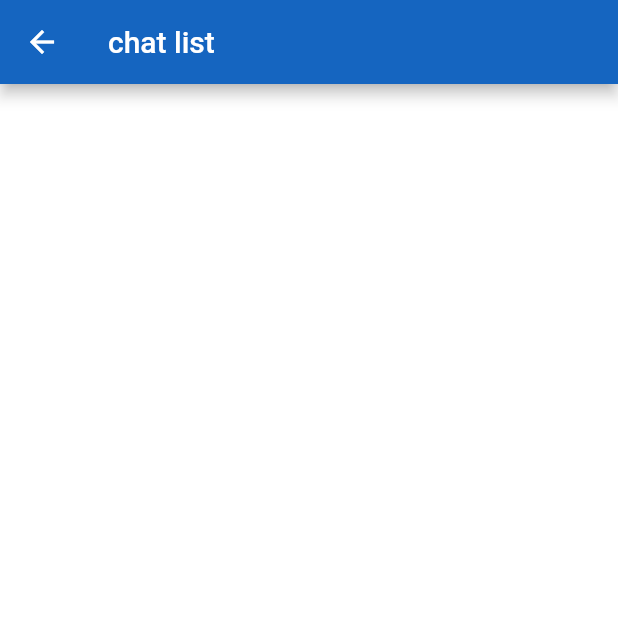
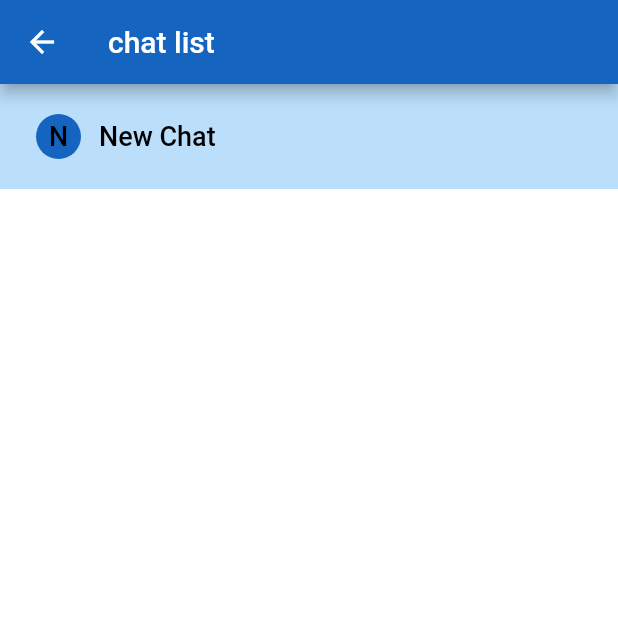
Before and after one commit to 6Niners/Purr, a Flutter app: the ChatRoom screen opened directly, on a phone screen of 412 x 824 dp, the top half of it. Run offline on Flutter 3.47's test engine with Material 2 defaults, Android fonts, the light colour scheme and no system bars; our stand-ins replace cloud_firestore, email_validator, firebase_auth, firebase_core, flutter_tindercard, fluttertoast and 2 more; accounts and stored records are empty.

Commit message:
added new chat tile to be able to create a chat

```diff
--- a/lib/NewChat/chat_list view.dart
+++ b/lib/NewChat/chat_list view.dart
@@ -217,9 +217,9 @@ class ChatRoom extends StatefulWidget {
 
 class ChatRoomState extends State<ChatRoom> {
   //this one is for the general use
-  //var chatRooms = FirebaseFirestore.instance.collection("ChatRoom").where("users list", arrayContains: FirebaseAuth.instance.currentUser.uid).snapshots();
+  var chatRooms = FirebaseFirestore.instance.collection("ChatRoom").where("users list", arrayContains: FirebaseAuth.instance.currentUser.uid).snapshots();
 //testing one
-  var chatRooms = FirebaseFirestore.instance.collection("ChatRoom").where("users list", arrayContains: "Q3GtQdi0mKOtui9GzrNPUP5DgE63").snapshots();
+  //var chatRooms = FirebaseFirestore.instance.collection("ChatRoom").where("users list", arrayContains: "Q3GtQdi0mKOtui9GzrNPUP5DgE63").snapshots();
   var collection;
   Widget chatRoomsList() {
     return StreamBuilder(
@@ -232,8 +232,15 @@ class ChatRoomState extends State<ChatRoom> {
           return Text("Loading",style: TextStyle(color: Colors.green,fontSize: 25),);
         }
         return ListView.builder(
-          itemCount: snapshot.data.docs.length,
+          itemCount: snapshot.data.docs.length+1,
           itemBuilder: (BuildContext context, int index) {
+            if (index == 0) {
+              return ChatRoomsTile(
+                userName: "New Chat",
+                chatroomID: FirebaseAuth.instance.currentUser.uid+"_"+"Meow",
+              );
+            }
+            index -= 1;
             return ChatRoomsTile(
               userName: snapshot.data.docs[index].data()['users']
                   .toString()
--- a/lib/main.dart
+++ b/lib/main.dart
@@ -2,6 +2,7 @@ import 'package:firebase_auth/firebase_auth.dart';
 import 'package:flutter/material.dart';
 import 'package:get/get.dart';
 import 'package:purr/MainPage/MainPage.dart';
+import 'package:purr/NewChat/chat.dart';
 import 'package:purr/NewChat/chat_list%20view.dart';
 import 'package:purr/Profile/FetchProfilePage.dart';
 import 'package:purr/Registration/ChangePassword.dart';
```
